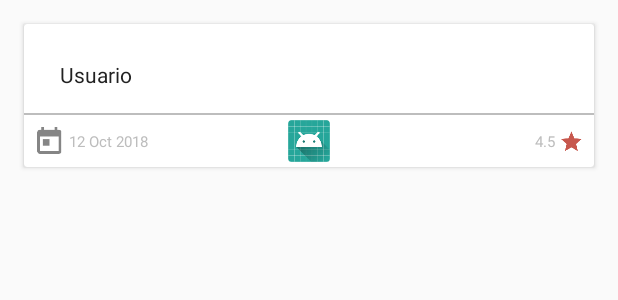
After one commit to ShellCore/Finalapp, an Android app: the layout fragment_rates_item.xml on its own in the app's theme, with its tools: preview values and no code run, on a phone screen of 412 x 824 dp. The commit adds this screen. Shown: the top 300 px of the screen. Run offline under Robolectric (Android 15) with nearby library versions, the phone set to English and light mode, and no system bars.

Commit message:
Creación de la vista para cada uno de los usuarios rankeados.

```diff
--- a/app/build.gradle
+++ b/app/build.gradle
@@ -29,6 +29,7 @@ dependencies {
     implementation 'com.android.support.constraint:constraint-layout:1.1.0'
     implementation 'com.android.support:design:27.1.1'
     implementation 'com.android.support:recyclerview-v7:27.1.1'
+    implementation 'com.android.support:cardview-v7:27.1.1'
 
     // Firebase
     implementation 'com.google.firebase:firebase-core:12.0.1'
--- /dev/null
+++ b/app/src/main/res/layout/fragment_rates_item.xml
@@ -0,0 +1,105 @@
+<?xml version="1.0" encoding="utf-8"?>
+<LinearLayout xmlns:android="http://schemas.android.com/apk/res/android"
+    xmlns:app="http://schemas.android.com/apk/res-auto"
+    xmlns:tools="http://schemas.android.com/tools"
+    android:layout_width="match_parent"
+    android:layout_height="wrap_content"
+    android:orientation="vertical">
+
+    <android.support.v7.widget.CardView
+        android:layout_width="match_parent"
+        android:layout_height="wrap_content"
+        android:layout_margin="16dp">
+
+        <android.support.constraint.ConstraintLayout
+            android:layout_width="match_parent"
+            android:layout_height="match_parent">
+
+            <TextView
+                android:id="@+id/txtProfile"
+                android:layout_width="match_parent"
+                android:layout_height="wrap_content"
+                android:layout_marginEnd="8dp"
+                android:layout_marginStart="8dp"
+                android:layout_marginTop="8dp"
+                android:padding="16dp"
+                android:textColor="@color/colorDarkText"
+                app:layout_constraintEnd_toEndOf="parent"
+                app:layout_constraintStart_toStartOf="parent"
+                app:layout_constraintTop_toTopOf="parent"
+                tools:text="Usuario" />
+
+            <android.support.constraint.ConstraintLayout
+                android:layout_width="match_parent"
+                android:layout_height="36dp"
+                app:layout_constraintTop_toBottomOf="@+id/txtProfile">
+
+                <View
+                    android:id="@+id/viewSeparator"
+                    android:layout_width="match_parent"
+                    android:layout_height="1dp"
+                    android:layout_marginTop="8dp"
+                    android:background="@color/colorDivider"
+                    app:layout_constraintStart_toStartOf="parent"
+                    app:layout_constraintEnd_toEndOf="parent" />
+
+                <ImageView
+                    android:id="@+id/imgCalendar"
+                    android:layout_width="18dp"
+                    android:layout_height="18dp"
+                    android:layout_marginStart="8dp"
+                    app:layout_constraintBottom_toBottomOf="parent"
+                    app:layout_constraintStart_toStartOf="parent"
+                    app:layout_constraintTop_toTopOf="parent"
+                    app:srcCompat="@drawable/ic_calendar" />
+
+                <TextView
+                    android:id="@+id/txtCalendar"
+                    android:layout_width="wrap_content"
+                    android:layout_height="wrap_content"
+                    android:layout_marginStart="4dp"
+                    android:textColor="@color/colorSecondaryText"
+                    android:textSize="10sp"
+                    app:layout_constraintBottom_toBottomOf="parent"
+                    app:layout_constraintStart_toEndOf="@+id/imgCalendar"
+                    app:layout_constraintTop_toBottomOf="@+id/viewSeparator"
+                    tools:text="12 Oct 2018" />
+
+                <ImageView
+                    android:id="@+id/imgRate"
+                    android:layout_width="14dp"
+                    android:layout_height="14dp"
+                    android:layout_marginEnd="8dp"
+                    app:layout_constraintBottom_toBottomOf="parent"
+                    app:layout_constraintEnd_toEndOf="parent"
+                    app:layout_constraintTop_toBottomOf="@+id/viewSeparator"
+                    app:srcCompat="@drawable/ic_star_red" />
+
+                <TextView
+                    android:id="@+id/txtRatePunt"
+                    android:layout_width="wrap_content"
+                    android:layout_height="wrap_content"
+                    android:layout_marginEnd="4dp"
+                    tools:text="4.5"
+                    android:textSize="10sp"
+                    android:textColor="@color/colorSecondaryText"
+                    app:layout_constraintBottom_toBottomOf="parent"
+                    app:layout_constraintEnd_toStartOf="@+id/imgRate"
+                    app:layout_constraintTop_toBottomOf="@+id/viewSeparator" />
+
+                <ImageView
+                    android:id="@+id/imgProfile"
+                    android:layout_width="28dp"
+                    android:layout_height="28dp"
+                    app:layout_constraintBottom_toBottomOf="parent"
+                    app:layout_constraintEnd_toEndOf="parent"
+                    app:layout_constraintStart_toStartOf="parent"
+                    app:layout_constraintTop_toBottomOf="@+id/viewSeparator"
+                    app:srcCompat="@mipmap/ic_launcher" />
+
+            </android.support.constraint.ConstraintLayout>
+
+        </android.support.constraint.ConstraintLayout>
+    </android.support.v7.widget.CardView>
+
+</LinearLayout>
--- a/app/src/main/res/values/strings.xml
+++ b/app/src/main/res/values/strings.xml
@@ -45,4 +45,10 @@
     <string name="info.label.messages">Total messages</string>
     <string name="info.message.no_name">Name is not available</string>
 
+    <!--Dialog-->
+    <string name="dialog.title">Rate the app!</string>
+    <string name="dialog.hint.rate_feedback">Leave your feedback…</string>
+    <string name="dialog.button.ok">Rate</string>
+    <string name="dialog.button.cancel">Cancel</string>
+
 </resources>
--- a/app/src/main/res/values/styles.xml
+++ b/app/src/main/res/values/styles.xml
@@ -17,4 +17,10 @@
         <item name="android:windowDisablePreview">true</item>
     </style>
 
+    <style name="CustomRatingBar" parent="@android:style/Widget.RatingBar">
+        <item name="android:progressDrawable">@drawable/rating_bar_custom</item>
+        <item name="android:minHeight">48dip</item>
+        <item name="android:maxHeight">48dip</item>
+    </style>
+
 </resources>
```
Also changed, not shown: app/src/main/java/mx/shellcore/android/finalapp/models/Rate.kt (added, +10 -0 lines), app/src/main/java/mx/shellcore/android/finalapp/ui/dialogs/RateDialog.kt (added, +25 -0 lines), app/src/main/res/drawable/rating_bar_custom.xml (added, +13 -0 lines), app/src/main/res/layout/dialog_rate.xml (added, +35 -0 lines).
